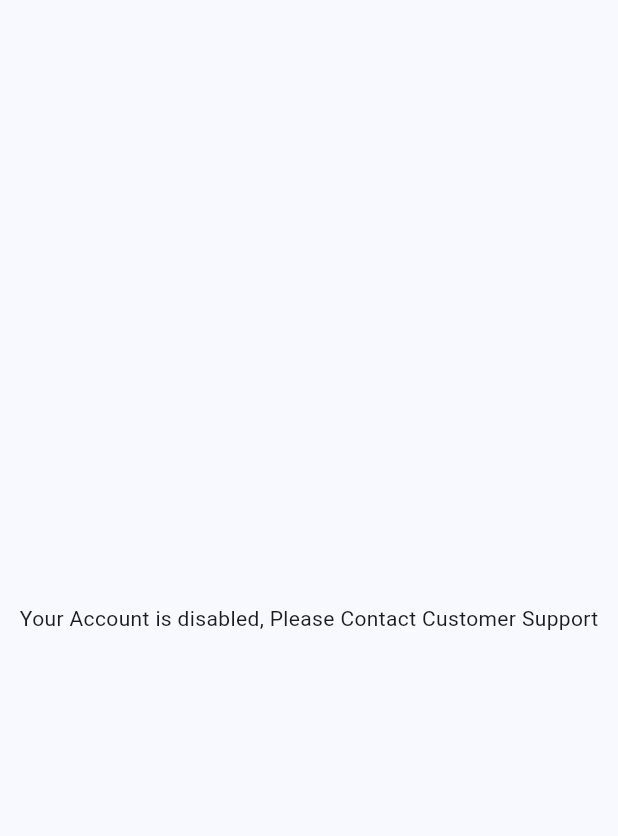
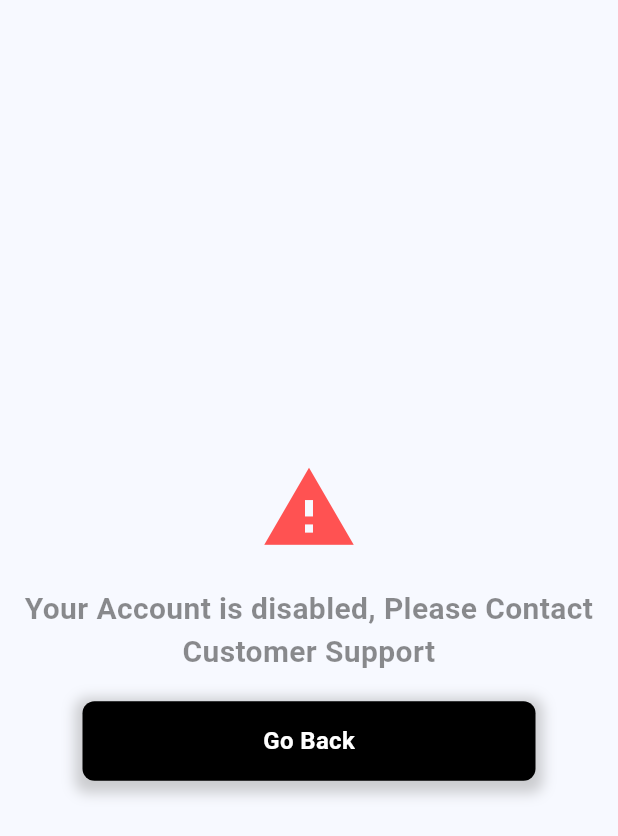
Before and after one commit to AtoProjet/ATO, a Flutter app: the AccountDisabledScreen screen opened directly, on a phone screen of 412 x 824 dp. Shown: the top 836 px of the screen. Run offline on Flutter 3.47's test engine with Material 3 defaults, Android fonts, the phone set to English and light mode, and no system bars; our stand-ins replace carousel_slider, cloud_firestore, firebase_auth, firebase_core, firebase_storage, flutter_colorpicker and 3 more; accounts and stored records are empty.

Commit message:
commit by Ayaz

```diff
--- a/lib/admin_screens/account_disabled_screen.dart
+++ b/lib/admin_screens/account_disabled_screen.dart
@@ -1,14 +1,67 @@
 import 'package:flutter/material.dart';
+import 'package:gap/gap.dart';
 
-class AccountDisabledScreen extends StatelessWidget {
+import '../components/actions.dart';
+import '../db/references.dart';
+import '../sr_screens/login_screen.dart';
+import '../widgets/admin_widgets/common_widgets/myBtn1.dart';
+
+class AccountDisabledScreen extends StatefulWidget {
   const AccountDisabledScreen({super.key});
 
   @override
+  State<AccountDisabledScreen> createState() => _AccountDisabledScreenState();
+}
+
+class _AccountDisabledScreenState extends State<AccountDisabledScreen> {
+  @override
+
+  logout(){
+    Fire.auth.signOut().then((value){
+      setState(() {
+        goToScreenAndClearHistory(context, const LoginScreen());
+      });
+
+    });
+  }
+
   Widget build(BuildContext context) {
     return Scaffold(
         body: SafeArea(
             child: Center(
-      child: Text("Your Account is disabled, Please Contact Customer Support"),
+      child: Column(
+        mainAxisAlignment: MainAxisAlignment.center,
+        children: [
+
+          const CircleAvatar(
+              backgroundColor: Colors.transparent,
+              radius: 35,
+
+              child: Icon(Icons.warning, size: 65, color: Colors.redAccent)
+          ),
+          Gap(10),
+          Padding(
+            padding: const EdgeInsets.all(8.0),
+            child: Text("Your Account is disabled, Please Contact Customer Support", textAlign: TextAlign.center, style:
+            TextStyle(
+              color: Colors.black45,
+              fontWeight: FontWeight.bold,
+              fontSize: 20,
+
+            ),),
+          ),
+          Gap(10),
+          MyBtn1(buttonText: "Go Back",
+            onTap: (){
+              logout();
+            },),
+
+
+
+        ],
+      ),
     )));
+
+
   }
 }
```
Also changed, not shown: lib/admin_screens/articles_screen.dart (+90 -10 lines).
